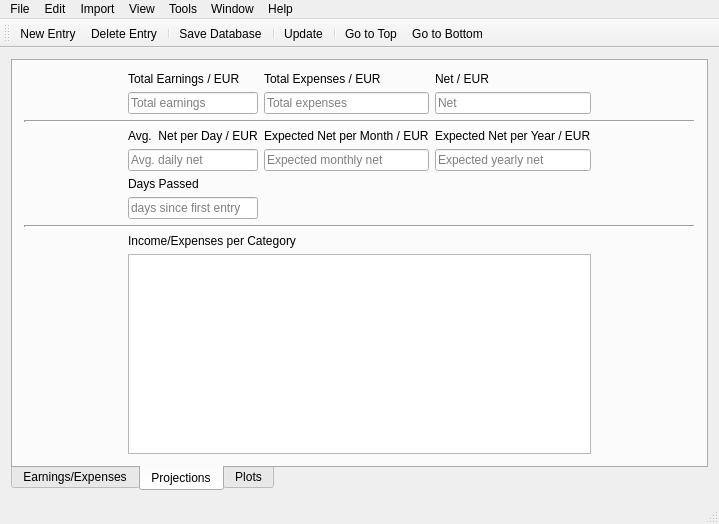
Qt form mainwindow.ui (DatabasesWorks/Costs-daily-income-and-expenses) before a commit.
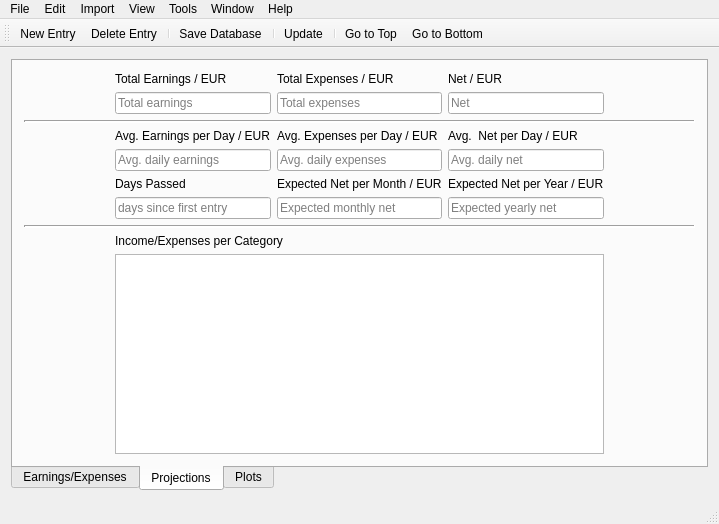
The same form after that commit. The open tabs and pages were chosen to show the change. Icons and pictures are not drawn. Custom widgets are drawn as their Qt base class.

Diff of the .ui file:
```diff
--- a/mainwindow.ui
+++ b/mainwindow.ui
@@ -24,7 +24,7 @@
        <enum>QTabWidget::Rounded</enum>
       </property>
       <property name="currentIndex">
-       <number>1</number>
+       <number>0</number>
       </property>
       <property name="elideMode">
        <enum>Qt::ElideNone</enum>
@@ -36,8 +36,18 @@
        <attribute name="title">
         <string>Earnings/Expenses</string>
        </attribute>
-       <layout class="QVBoxLayout" name="verticalLayout_2">
-        <item>
+       <layout class="QGridLayout" name="gridLayout_2">
+        <item row="0" column="1">
+         <widget class="QLineEdit" name="lineEditFilter"/>
+        </item>
+        <item row="0" column="0">
+         <widget class="QLabel" name="label_9">
+          <property name="text">
+           <string>Filter</string>
+          </property>
+         </widget>
+        </item>
+        <item row="1" column="0" colspan="2">
          <widget class="QTableView" name="expensesTableView">
           <property name="dragEnabled">
            <bool>false</bool>
@@ -51,6 +61,9 @@
           <property name="horizontalScrollMode">
            <enum>QAbstractItemView::ScrollPerPixel</enum>
           </property>
+          <attribute name="verticalHeaderVisible">
+           <bool>false</bool>
+          </attribute>
          </widget>
         </item>
        </layout>
@@ -62,21 +75,21 @@
        <layout class="QVBoxLayout" name="verticalLayout_5">
         <item>
          <layout class="QGridLayout" name="gridLayout">
-          <item row="7" column="0" colspan="5">
-           <widget class="Line" name="line_2">
-            <property name="frameShadow">
-             <enum>QFrame::Sunken</enum>
+          <item row="8" column="3">
+           <widget class="QLineEdit" name="expectedTotalCostsLine">
+            <property name="toolTip">
+             <string>Expected Net per Year in EUR</string>
             </property>
-            <property name="lineWidth">
-             <number>2</number>
+            <property name="readOnly">
+             <bool>true</bool>
             </property>
-            <property name="orientation">
-             <enum>Qt::Horizontal</enum>
+            <property name="placeholderText">
+             <string>Expected yearly net</string>
             </property>
            </widget>
           </item>
-          <item row="1" column="0">
-           <spacer name="horizontalSpacer_2">
+          <item row="1" column="4">
+           <spacer name="horizontalSpacer">
             <property name="orientation">
              <enum>Qt::Horizontal</enum>
             </property>
@@ -88,70 +101,23 @@
             </property>
            </spacer>
           </item>
-          <item row="4" column="1">
-           <widget class="QLineEdit" name="avgDailyCostsLine">
-            <property name="toolTip">
-             <string>Average Daily Net in EUR</string>
+          <item row="7" column="3">
+           <widget class="QLabel" name="label_2">
+            <property name="text">
+             <string>Expected Net per Year / EUR</string>
             </property>
-            <property name="readOnly">
-             <bool>true</bool>
-            </property>
-            <property name="placeholderText">
-             <string>Avg. daily net</string>
-            </property>
            </widget>
           </item>
-          <item row="4" column="2">
-           <widget class="QLineEdit" name="expectedCostsPerMonthLine">
+          <item row="1" column="2">
+           <widget class="QLineEdit" name="totalCostsLine">
             <property name="toolTip">
-             <string>Expected Net per Month in EUR</string>
+             <string>Total Expenses in EUR</string>
             </property>
             <property name="readOnly">
              <bool>true</bool>
             </property>
             <property name="placeholderText">
-             <string>Expected monthly net</string>
-            </property>
-           </widget>
-          </item>
-          <item row="6" column="1">
-           <widget class="QLineEdit" name="daysPassedLine">
-            <property name="toolTip">
-             <string>Days passed since first entry</string>
-            </property>
-            <property name="readOnly">
-             <bool>true</bool>
-            </property>
-            <property name="placeholderText">
-             <string>days since first entry</string>
-            </property>
-           </widget>
-          </item>
-          <item row="3" column="1">
-           <widget class="QLabel" name="label">
-            <property name="text">
-             <string>Avg.  Net per Day / EUR</string>
-            </property>
-           </widget>
-          </item>
-          <item row="3" column="2">
-           <widget class="QLabel" name="label_5">
-            <property name="text">
-             <string>Expected Net per Month / EUR</string>
-            </property>
-           </widget>
-          </item>
-          <item row="5" column="1">
-           <widget class="QLabel" name="label_3">
-            <property name="text">
-             <string>Days Passed</string>
-            </property>
-           </widget>
-          </item>
-          <item row="0" column="3">
-           <widget class="QLabel" name="label_7">
-            <property name="text">
-             <string>Net / EUR</string>
+             <string>Total expenses</string>
             </property>
            </widget>
           </item>
@@ -175,49 +141,17 @@
             </property>
            </widget>
           </item>
-          <item row="1" column="2">
-           <widget class="QLineEdit" name="totalCostsLine">
-            <property name="toolTip">
-             <string>Total Expenses in EUR</string>
+          <item row="0" column="2">
+           <widget class="QLabel" name="label_4">
+            <property name="text">
+             <string>Total Expenses / EUR</string>
             </property>
-            <property name="readOnly">
-             <bool>true</bool>
-            </property>
-            <property name="placeholderText">
-             <string>Total expenses</string>
-            </property>
            </widget>
           </item>
-          <item row="1" column="4">
-           <spacer name="horizontalSpacer">
-            <property name="orientation">
-             <enum>Qt::Horizontal</enum>
-            </property>
-            <property name="sizeHint" stdset="0">
-             <size>
-              <width>10</width>
-              <height>20</height>
-             </size>
-            </property>
-           </spacer>
-          </item>
-          <item row="4" column="3">
-           <widget class="QLineEdit" name="expectedTotalCostsLine">
-            <property name="toolTip">
-             <string>Expected Net per Year in EUR</string>
-            </property>
-            <property name="readOnly">
-             <bool>true</bool>
-            </property>
-            <property name="placeholderText">
-             <string>Expected yearly net</string>
-            </property>
-           </widget>
-          </item>
-          <item row="3" column="3">
-           <widget class="QLabel" name="label_2">
+          <item row="12" column="1" colspan="2">
+           <widget class="QLabel" name="label_8">
             <property name="text">
-             <string>Expected Net per Year / EUR</string>
+             <string>Income/Expenses per Category</string>
             </property>
            </widget>
           </item>
@@ -234,13 +168,6 @@
             </property>
            </widget>
           </item>
-          <item row="0" column="2">
-           <widget class="QLabel" name="label_4">
-            <property name="text">
-             <string>Total Expenses / EUR</string>
-            </property>
-           </widget>
-          </item>
           <item row="2" column="0" colspan="5">
            <widget class="Line" name="line">
             <property name="lineWidth">
@@ -251,20 +178,134 @@
             </property>
            </widget>
           </item>
-          <item row="8" column="1" colspan="2">
-           <widget class="QLabel" name="label_8">
-            <property name="text">
-             <string>Income/Expenses per Category</string>
-            </property>
-           </widget>
-          </item>
-          <item row="9" column="1" colspan="3">
+          <item row="13" column="1" colspan="3">
            <widget class="QTableWidget" name="categoryTableWidget">
             <property name="editTriggers">
              <set>QAbstractItemView::NoEditTriggers</set>
             </property>
            </widget>
           </item>
+          <item row="11" column="0" colspan="5">
+           <widget class="Line" name="line_2">
+            <property name="frameShadow">
+             <enum>QFrame::Sunken</enum>
+            </property>
+            <property name="lineWidth">
+             <number>2</number>
+            </property>
+            <property name="orientation">
+             <enum>Qt::Horizontal</enum>
+            </property>
+           </widget>
+          </item>
+          <item row="1" column="0">
+           <spacer name="horizontalSpacer_2">
+            <property name="orientation">
+             <enum>Qt::Horizontal</enum>
+            </property>
+            <property name="sizeHint" stdset="0">
+             <size>
+              <width>10</width>
+              <height>20</height>
+             </size>
+            </property>
+           </spacer>
+          </item>
+          <item row="8" column="2">
+           <widget class="QLineEdit" name="expectedCostsPerMonthLine">
+            <property name="toolTip">
+             <string>Expected Net per Month in EUR</string>
+            </property>
+            <property name="readOnly">
+             <bool>true</bool>
+            </property>
+            <property name="placeholderText">
+             <string>Expected monthly net</string>
+            </property>
+           </widget>
+          </item>
+          <item row="7" column="2">
+           <widget class="QLabel" name="label_5">
+            <property name="text">
+             <string>Expected Net per Month / EUR</string>
+            </property>
+           </widget>
+          </item>
+          <item row="0" column="3">
+           <widget class="QLabel" name="label_7">
+            <property name="text">
+             <string>Net / EUR</string>
+            </property>
+           </widget>
+          </item>
+          <item row="3" column="3">
+           <widget class="QLabel" name="label">
+            <property name="text">
+             <string>Avg.  Net per Day / EUR</string>
+            </property>
+           </widget>
+          </item>
+          <item row="5" column="3">
+           <widget class="QLineEdit" name="avgDailyCostsLine">
+            <property name="toolTip">
+             <string>Average Daily Net in EUR</string>
+            </property>
+            <property name="readOnly">
+             <bool>true</bool>
+            </property>
+            <property name="placeholderText">
+             <string>Avg. daily net</string>
+            </property>
+           </widget>
+          </item>
+          <item row="7" column="1">
+           <widget class="QLabel" name="label_3">
+            <property name="text">
+             <string>Days Passed</string>
+            </property>
+           </widget>
+          </item>
+          <item row="8" column="1">
+           <widget class="QLineEdit" name="daysPassedLine">
+            <property name="toolTip">
+             <string>Days passed since first entry</string>
+            </property>
+            <property name="readOnly">
+             <bool>true</bool>
+            </property>
+            <property name="placeholderText">
+             <string>days since first entry</string>
+            </property>
+           </widget>
+          </item>
+          <item row="5" column="1">
+           <widget class="QLineEdit" name="avgDailyEarningsLine">
+            <property name="placeholderText">
+             <string>Avg. daily earnings</string>
+            </property>
+           </widget>
+          </item>
+          <item row="5" column="2">
+           <widget class="QLineEdit" name="avgDailyExpensesLine">
+            <property name="placeholderText">
+             <string>Avg. daily expenses</string>
+            </property>
+           </widget>
+          </item>
+          <item row="3" column="2">
+           <widget class="QLabel" name="label_10">
+            <property name="text">
+             <string>Avg. Expenses per Day / EUR</string>
+            </property>
+           </widget>
+          </item>
+          <item row="3" column="1">
+           <widget class="QLabel" name="label_11">
+            <property name="text">
+             <string>Avg. Earnings per Day / EUR</string>
+            </property>
+           </widget>
+          </item>
          </layout>
         </item>
        </layout>
```
Left out of the diff: 3 changed lines with no effect on the pictures.
